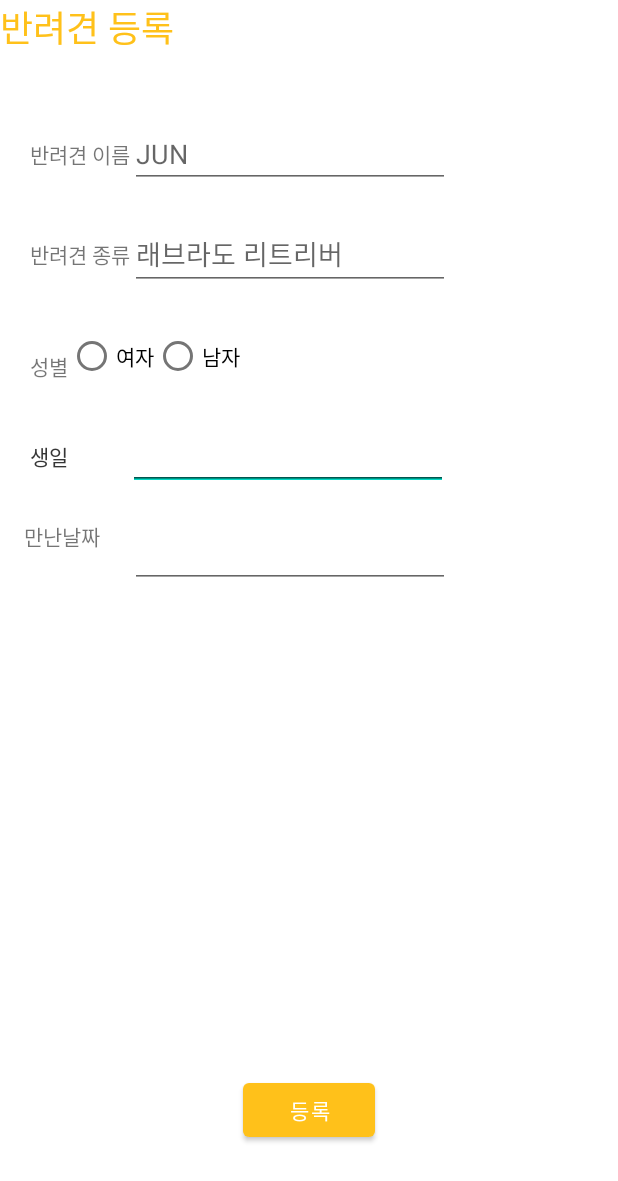
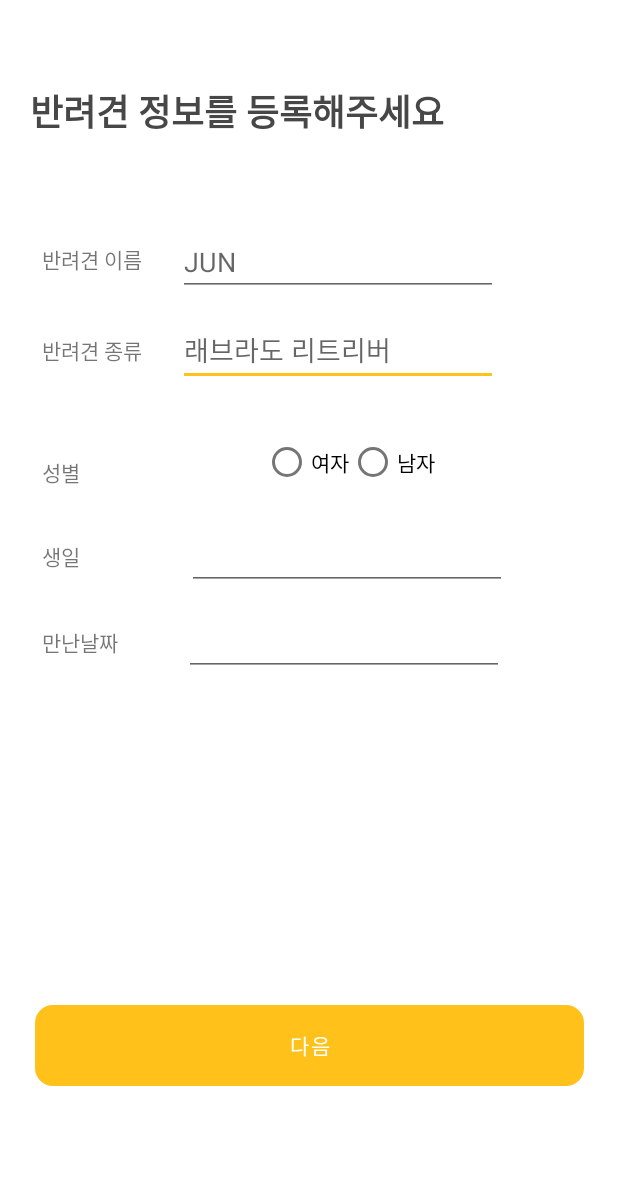
Before and after one commit to paranBANDA/Banda, an Android app: the Dogregister screen opened directly, with no data from a screen before it, on a phone screen of 412 x 824 dp. Shown: the top 1181 px of the screen. Run offline under Robolectric (Android 15) with nearby library versions, the phone set to English and light mode, and no system bars.

Commit message:
reg_all_complete

```diff
--- a/Banda-mobile/app/src/main/java/com/example/banda/Register/Dogregister.kt
+++ b/Banda-mobile/app/src/main/java/com/example/banda/Register/Dogregister.kt
@@ -5,9 +5,11 @@ import android.content.Intent
 import androidx.appcompat.app.AppCompatActivity
 import android.os.Bundle
 import android.util.Log
+import android.view.View
 import android.widget.RadioGroup
 import android.widget.Toast
 import androidx.appcompat.app.AlertDialog
+import androidx.core.content.ContextCompat
 import com.example.banda.R
 import com.example.banda.RetrofitService
 import com.example.banda.data.Groupcheck
@@ -16,6 +18,7 @@ import com.example.banda.data.Register
 import com.example.banda.data.RegisterGet
 import kotlinx.android.synthetic.main.activity_dogregister.*
 import kotlinx.android.synthetic.main.activity_dogregister.view.*
+import kotlinx.android.synthetic.main.activity_register.*
 import retrofit2.Call
 import retrofit2.Callback
 import retrofit2.Response
@@ -112,5 +115,33 @@ class Dogregister : AppCompatActivity() {
                 .show()
 
         }
+        editTextDogName.onFocusChangeListener = View.OnFocusChangeListener{ view, hasFocus ->
+            if(hasFocus){
+                editTextDogName.backgroundTintList = ContextCompat.getColorStateList(applicationContext, R.color.banda)
+            } else {
+                editTextDogName.backgroundTintList = ContextCompat.getColorStateList(applicationContext, android.R.color.darker_gray)
+            }
+        }
+        editTextDogBreed.onFocusChangeListener = View.OnFocusChangeListener{ view, hasFocus ->
+            if(hasFocus){
+                editTextDogBreed.backgroundTintList = ContextCompat.getColorStateList(applicationContext, R.color.banda)
+            } else {
+                editTextDogBreed.backgroundTintList = ContextCompat.getColorStateList(applicationContext, android.R.color.darker_gray)
+            }
+        }
+        dogBirthdayDate.onFocusChangeListener = View.OnFocusChangeListener{ view, hasFocus ->
+            if(hasFocus){
+                dogBirthdayDate.backgroundTintList = ContextCompat.getColorStateList(applicationContext, R.color.banda)
+            } else {
+                dogBirthdayDate.backgroundTintList = ContextCompat.getColorStateList(applicationContext, android.R.color.darker_gray)
+            }
+        }
+        dogMeetDate.onFocusChangeListener = View.OnFocusChangeListener{ view, hasFocus ->
+            if(hasFocus){
+                dogMeetDate.backgroundTintList = ContextCompat.getColorStateList(applicationContext, R.color.banda)
+            } else {
+                dogMeetDate.backgroundTintList = ContextCompat.getColorStateList(applicationContext, android.R.color.darker_gray)
+            }
+        }
     }
 }
--- a/Banda-mobile/app/src/main/res/layout/activity_dogregister.xml
+++ b/Banda-mobile/app/src/main/res/layout/activity_dogregister.xml
@@ -7,98 +7,55 @@
     tools:context=".Register.Dogregister">
 
     <TextView
-        android:id="@+id/textView6"
+        android:id="@+id/textView"
         android:layout_width="wrap_content"
         android:layout_height="wrap_content"
-        android:layout_marginStart="20dp"
-        android:text="생일"
-        app:layout_constraintBottom_toBottomOf="@+id/dogBirthdayDate"
+        android:layout_marginTop="56dp"
+        android:text="반려견 정보를 등록해주세요"
+        android:textAppearance="@style/content_main"
+        app:layout_constraintEnd_toEndOf="parent"
+        app:layout_constraintHorizontal_bias="0.146"
         app:layout_constraintStart_toStartOf="parent"
-        app:layout_constraintTop_toTopOf="@+id/dogBirthdayDate" />
-
-    <EditText
-        android:id="@+id/dogBirthdayDate2"
-        android:layout_width="wrap_content"
-        android:layout_height="wrap_content"
-        android:layout_marginStart="40dp"
-        android:layout_marginTop="20dp"
-        android:ems="10"
-        android:inputType="date"
-        app:layout_constraintStart_toEndOf="@+id/textView8"
-        app:layout_constraintTop_toBottomOf="@+id/radioGroupDogGender" />
+        app:layout_constraintTop_toTopOf="parent" />
 
     <Button
         android:id="@+id/button2_register"
+        android:layout_width="366dp"
+        android:layout_height="54dp"
+        android:layout_marginBottom="100dp"
+        android:background="@drawable/button_round"
+        android:stateListAnimator="@null"
+        android:text="다음"
+        app:layout_constraintBottom_toBottomOf="parent"
+        app:layout_constraintEnd_toEndOf="parent"
+        app:layout_constraintHorizontal_bias="0.5"
+        app:layout_constraintStart_toStartOf="parent"
+        app:layout_constraintTop_toBottomOf="@+id/dogMeetDate"
+        app:layout_constraintVertical_bias="1.0" />
+
+    <TextView
+        android:id="@+id/dogNameTextView"
         android:layout_width="wrap_content"
         android:layout_height="wrap_content"
-        android:layout_marginBottom="60dp"
-        android:text="등록"
-        app:layout_constraintBottom_toBottomOf="parent"
-        app:layout_constraintEnd_toEndOf="parent"
-        app:layout_constraintStart_toStartOf="parent" />
-
-    <TextView
-        android:id="@+id/banda"
-        android:layout_width="142dp"
-        android:layout_height="30dp"
-        android:layout_alignParentLeft="true"
-        android:layout_alignParentTop="true"
-        android:gravity="top"
-        android:text="반려견 등록"
-        android:textAppearance="@style/banda" />
-
-    <EditText
-        android:id="@+id/editTextDogName"
-        android:layout_width="wrap_content"
-        android:layout_height="wrap_content"
+        android:layout_marginStart="28dp"
         android:layout_marginTop="50dp"
-        android:ems="10"
-        android:hint="JUN"
-        android:inputType="textPersonName"
-        app:layout_constraintStart_toEndOf="@+id/dogNameTextView"
-        app:layout_constraintTop_toBottomOf="@+id/banda" />
-
-    <TextView
-        android:id="@+id/dogBreedTextView"
-        android:layout_width="wrap_content"
-        android:layout_height="wrap_content"
-        android:layout_marginStart="20dp"
-        android:text="반려견 종류"
-        app:layout_constraintBottom_toBottomOf="@+id/editTextDogBreed"
+        android:text="반려견 이름"
+        app:layout_constraintBottom_toBottomOf="@+id/editTextDogName"
         app:layout_constraintStart_toStartOf="parent"
-        app:layout_constraintTop_toTopOf="@+id/editTextDogBreed" />
+        app:layout_constraintTop_toBottomOf="@+id/textView"
+        app:layout_constraintVertical_bias="0.594" />
 
     <EditText
         android:id="@+id/editTextDogBreed"
         android:layout_width="wrap_content"
         android:layout_height="wrap_content"
-        android:layout_marginTop="20dp"
+        android:layout_marginStart="24dp"
+        android:layout_marginTop="12dp"
         android:ems="10"
         android:hint="래브라도 리트리버"
         android:inputType="textPersonName"
         app:layout_constraintStart_toEndOf="@+id/dogBreedTextView"
         app:layout_constraintTop_toBottomOf="@+id/editTextDogName" />
-
-    <TextView
-        android:id="@+id/dogNameTextView"
-        android:layout_width="wrap_content"
-        android:layout_height="wrap_content"
-        android:layout_marginStart="20dp"
-        android:layout_marginTop="50dp"
-        android:text="반려견 이름"
-        app:layout_constraintBottom_toBottomOf="@+id/editTextDogName"
-        app:layout_constraintStart_toStartOf="parent"
-        app:layout_constraintTop_toBottomOf="@+id/banda" />
-
-    <TextView
-        android:id="@+id/dogGender"
-        android:layout_width="wrap_content"
-        android:layout_height="wrap_content"
-        android:layout_marginStart="20dp"
-        android:text="성별"
-        app:layout_constraintBottom_toBottomOf="@+id/radioGroupDogGender"
-        app:layout_constraintStart_toStartOf="parent"
-        app:layout_constraintTop_toTopOf="@+id/radioGroupDogGender" />
 
     <RadioGroup
         android:id="@+id/radioGroupDogGender"
@@ -107,6 +64,7 @@
         android:layout_marginTop="20dp"
         android:orientation="horizontal"
         app:layout_constraintBottom_toBottomOf="@+id/dogGender"
+        app:layout_constraintEnd_toEndOf="parent"
         app:layout_constraintStart_toEndOf="@+id/dogGender"
         app:layout_constraintTop_toBottomOf="@+id/editTextDogBreed">
 
@@ -124,21 +82,64 @@
     </RadioGroup>
 
     <EditText
+        android:id="@+id/dogMeetDate"
+        android:layout_width="wrap_content"
+        android:layout_height="wrap_content"
+        android:layout_marginStart="44dp"
+        android:layout_marginTop="12dp"
+        android:ems="10"
+        android:inputType="date"
+        app:layout_constraintStart_toEndOf="@+id/textView7"
+        app:layout_constraintTop_toBottomOf="@+id/dogBirthdayDate" />
+
+    <EditText
+        android:id="@+id/editTextDogName"
+        android:layout_width="wrap_content"
+        android:layout_height="wrap_content"
+        android:layout_marginStart="24dp"
+        android:layout_marginTop="60dp"
+        android:ems="10"
+        android:hint="JUN"
+        android:inputType="textPersonName"
+        app:layout_constraintStart_toEndOf="@+id/dogNameTextView"
+        app:layout_constraintTop_toBottomOf="@+id/textView" />
+
+    <TextView
+        android:id="@+id/dogBreedTextView"
+        android:layout_width="wrap_content"
+        android:layout_height="wrap_content"
+        android:layout_marginStart="28dp"
+        android:text="반려견 종류"
+        app:layout_constraintBottom_toBottomOf="@+id/editTextDogBreed"
+        app:layout_constraintStart_toStartOf="parent"
+        app:layout_constraintTop_toTopOf="@+id/editTextDogBreed" />
+
+    <EditText
         android:id="@+id/dogBirthdayDate"
         android:layout_width="wrap_content"
         android:layout_height="wrap_content"
-        android:layout_marginStart="40dp"
-        android:layout_marginTop="20dp"
+        android:layout_marginStart="71dp"
+        android:layout_marginTop="16dp"
         android:ems="10"
         android:inputType="date"
         app:layout_constraintStart_toEndOf="@+id/textView8"
         app:layout_constraintTop_toBottomOf="@+id/radioGroupDogGender" />
 
     <TextView
+        android:id="@+id/dogGender"
+        android:layout_width="wrap_content"
+        android:layout_height="wrap_content"
+        android:layout_marginStart="28dp"
+        android:text="성별"
+        app:layout_constraintBottom_toBottomOf="@+id/radioGroupDogGender"
+        app:layout_constraintStart_toStartOf="parent"
+        app:layout_constraintTop_toTopOf="@+id/radioGroupDogGender" />
+
+    <TextView
         android:id="@+id/textView8"
         android:layout_width="wrap_content"
         android:layout_height="wrap_content"
-        android:layout_marginStart="20dp"
+        android:layout_marginStart="28dp"
         android:text="생일"
         app:layout_constraintBottom_toBottomOf="@+id/dogBirthdayDate"
         app:layout_constraintStart_toStartOf="parent"
@@ -148,21 +149,10 @@
         android:id="@+id/textView7"
         android:layout_width="wrap_content"
         android:layout_height="wrap_content"
-        android:layout_marginStart="16dp"
+        android:layout_marginStart="28dp"
         android:text="만난날짜"
-        app:layout_constraintBottom_toBottomOf="@+id/editTextDate2"
+        app:layout_constraintBottom_toBottomOf="@+id/dogMeetDate"
         app:layout_constraintStart_toStartOf="parent"
         app:layout_constraintTop_toTopOf="@+id/dogMeetDate" />
 
-    <EditText
-        android:id="@+id/dogMeetDate"
-        android:layout_width="wrap_content"
-        android:layout_height="wrap_content"
-        android:layout_marginStart="20dp"
-        android:layout_marginTop="20dp"
-        android:ems="10"
-        android:inputType="date"
-        app:layout_constraintStart_toEndOf="@+id/textView7"
-        app:layout_constraintTop_toBottomOf="@+id/dogBirthdayDate2" />
-
 </androidx.constraintlayout.widget.ConstraintLayout>
```
Also changed, not shown: Banda-mobile/app/src/main/java/com/example/banda/MainActivity.kt (+5 -7 lines), Banda-mobile/app/src/main/java/com/example/banda/Register/Familyfind.kt (+11 -0 lines), Banda-mobile/app/src/main/java/com/example/banda/Register/Registernickname.kt (+9 -0 lines), Banda-mobile/app/src/main/res/layout/activity_familyfind.xml (+24 -14 lines), Banda-mobile/app/src/main/res/layout/activity_finalregister.xml (+18 -12 lines), Banda-mobile/app/src/main/res/layout/activity_groupexist.xml (+27 -19 lines), Banda-mobile/app/src/main/res/layout/activity_registernickname.xml (+29 -25 lines).
